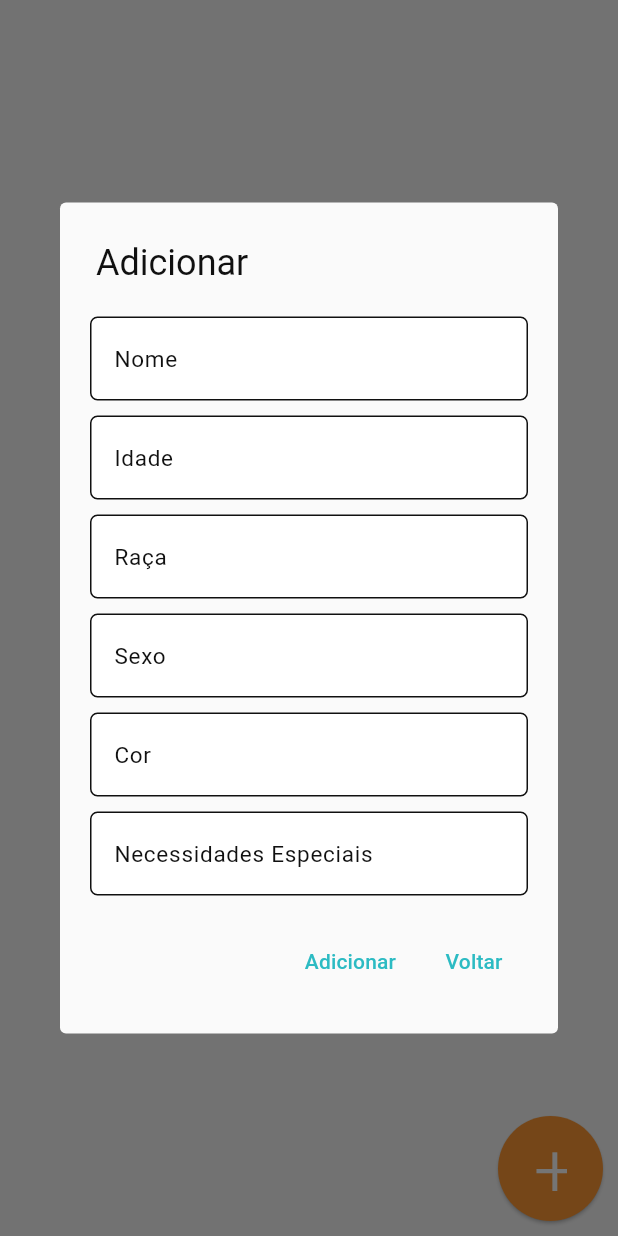
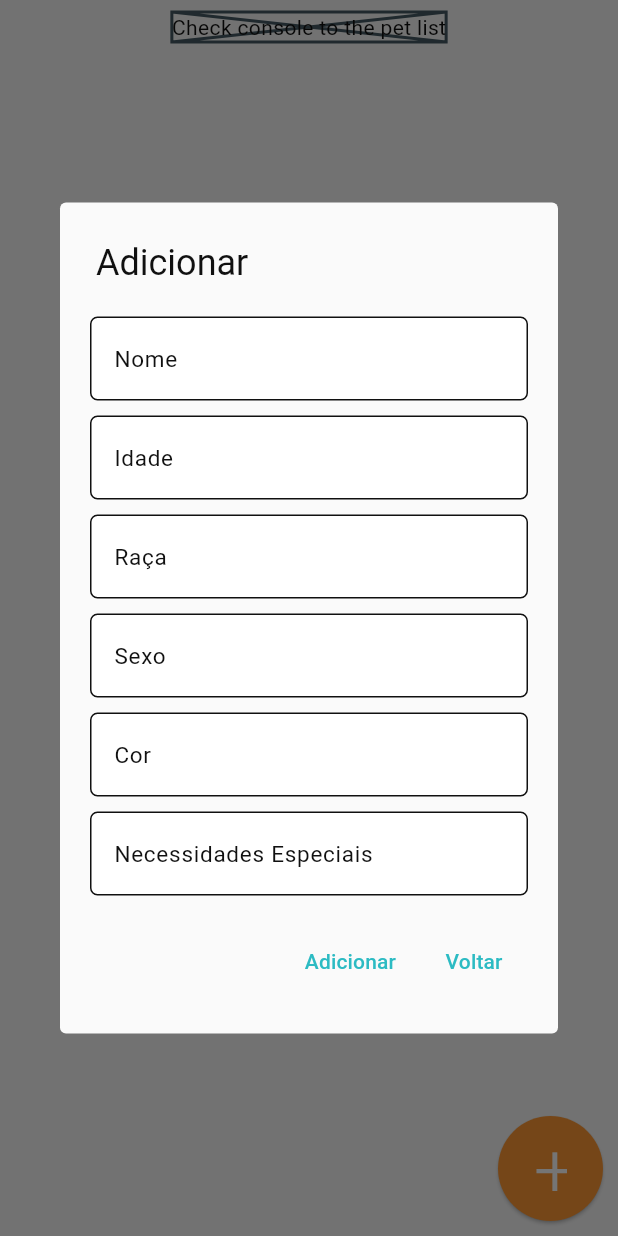
Before and after one commit to DaviNicoletto/pet_parent, a Flutter app: the PetsPage screen opened directly, after a tap on an icon or button, on a phone screen of 412 x 824 dp. Run offline on Flutter 3.47's test engine with Material 3 defaults, Android fonts, the phone set to English and light mode, and no system bars; our stand-ins replace cloud_firestore, firebase_auth, firebase_core, google_fonts, syncfusion_flutter_calendar; accounts and stored records are empty; generated files the repository leaves out were written again; Roboto replaces fonts that are missing (Inika).

Commit message:
feat [Pets Page]: Added the "List Pets" Method

```diff
--- a/lib/src/services/firestore_db.dart
+++ b/lib/src/services/firestore_db.dart
@@ -1,6 +1,7 @@
 import 'package:cloud_firestore/cloud_firestore.dart';
 import 'package:pet_parent/src/constants/app_constants.dart';
 import 'package:flutter/material.dart';
+import 'package:pet_parent/src/services/auth_service.dart';
 import 'package:pet_parent/src/widgets/dialog_message.dart';
 
 import '../models/pet_model.dart';
@@ -70,8 +71,7 @@ class CloudDatabase {
           .doc(pet.name)
           .set(petData);
 
-    Navigator.of(context).pop();
-
+      Navigator.of(context).pop();
     } catch (e) {
       if (context.mounted) {
         showDialog(
@@ -84,8 +84,17 @@ class CloudDatabase {
                 ));
       }
     }
-
   }
 
-  Future<void> listPets(context) async {}
+  Future<void> listPets(BuildContext context, String? userId) async {
+
+    final collRef = _firestoreDB.collection('users').doc(userId).collection("pets");
+    collRef.get().then((querySnapshot) {
+      print("PEGOU OS PETS");
+      for (var docSnapshot in querySnapshot.docs){
+        print(docSnapshot.id);
+      }
+    }, onError: (e) => print("DEU ERRO AO PEGAR OS PETS: ${e}")
+    );
+  }
 }
--- a/lib/src/views/pets_view.dart
+++ b/lib/src/views/pets_view.dart
@@ -1,6 +1,9 @@
 import 'package:flutter/material.dart';
 import 'package:pet_parent/src/constants/app_constants.dart';
+import 'package:pet_parent/src/services/firestore_db.dart';
 import 'package:pet_parent/src/widgets/add_pet_modal_widget.dart';
+import 'package:pet_parent/src/widgets/list_pets_widget.dart';
+import '../services/firestore_db.dart';
 import '../widgets/appointment_modal_widget.dart';
 import '../widgets/custom_navigation_bar.dart';
 
@@ -18,13 +21,16 @@ class PetsPage extends StatefulWidget {
   State<PetsPage> createState() => _PetsPageState();
 }
 
+
 class _PetsPageState extends State<PetsPage> {
+
   @override
   Widget build(BuildContext context) {
     return Scaffold(
       body: Column(
         children: [
           Card(),
+          PetsList(),
           Expanded(
             child: Stack(
               children: [
--- a/lib/src/widgets/add_pet_modal_widget.dart
+++ b/lib/src/widgets/add_pet_modal_widget.dart
@@ -17,7 +17,7 @@ class PetModal extends StatefulWidget {
 class _PetModalState extends State<PetModal> {
   final _formKey = GlobalKey<FormState>();
 
-  TextEditingController _nameControllerPet = TextEditingController();
+  final TextEditingController _nameControllerPet = TextEditingController();
   TextEditingController _ageControllerPet = TextEditingController();
   TextEditingController _breedControllerPet = TextEditingController();
   TextEditingController _typeControllerPet = TextEditingController();
--- /dev/null
+++ b/lib/src/widgets/list_pets_widget.dart
@@ -0,0 +1,38 @@
+import 'package:flutter/material.dart';
+import 'package:pet_parent/src/services/auth_service.dart';
+import 'package:pet_parent/src/services/firestore_db.dart';
+
+class PetsList extends StatefulWidget {
+  const PetsList({super.key});
+
+  @override
+  State<PetsList> createState() => _PetsListState();
+}
+
+class _PetsListState extends State<PetsList> {
+  DBAuth auth = DBAuth();
+  CloudDatabase db = CloudDatabase();
+
+  Future<String?> _getUId() async {
+    String? uId = await auth.getLoggedUserId();
+    return uId;
+  }
+
+  void _loadPetList() async {
+    final String? uId = await _getUId();
+    await db.listPets(context, uId);
+  }
+
+    @override
+  void initState() {
+    super.initState();
+    _loadPetList();
+  }
+
+  @override
+  Widget build(BuildContext context) {
+    return const Placeholder(
+      child: Text("Check console to the pet list"),
+    );
+  }
+}
```
